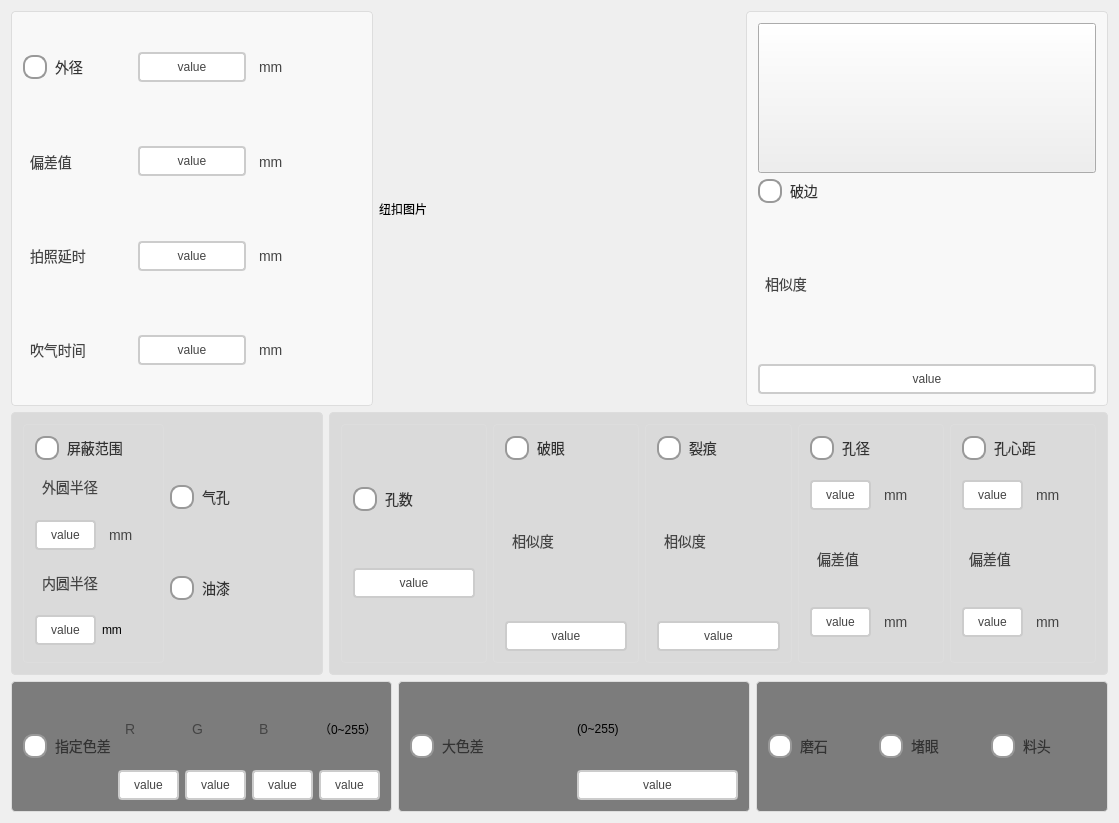
This is ButtonScanner/DlgProductSet.ui in WIND-ROAD-RUN/ButtonScanner as Qt 5 draws it before an edit. The edited form follows.
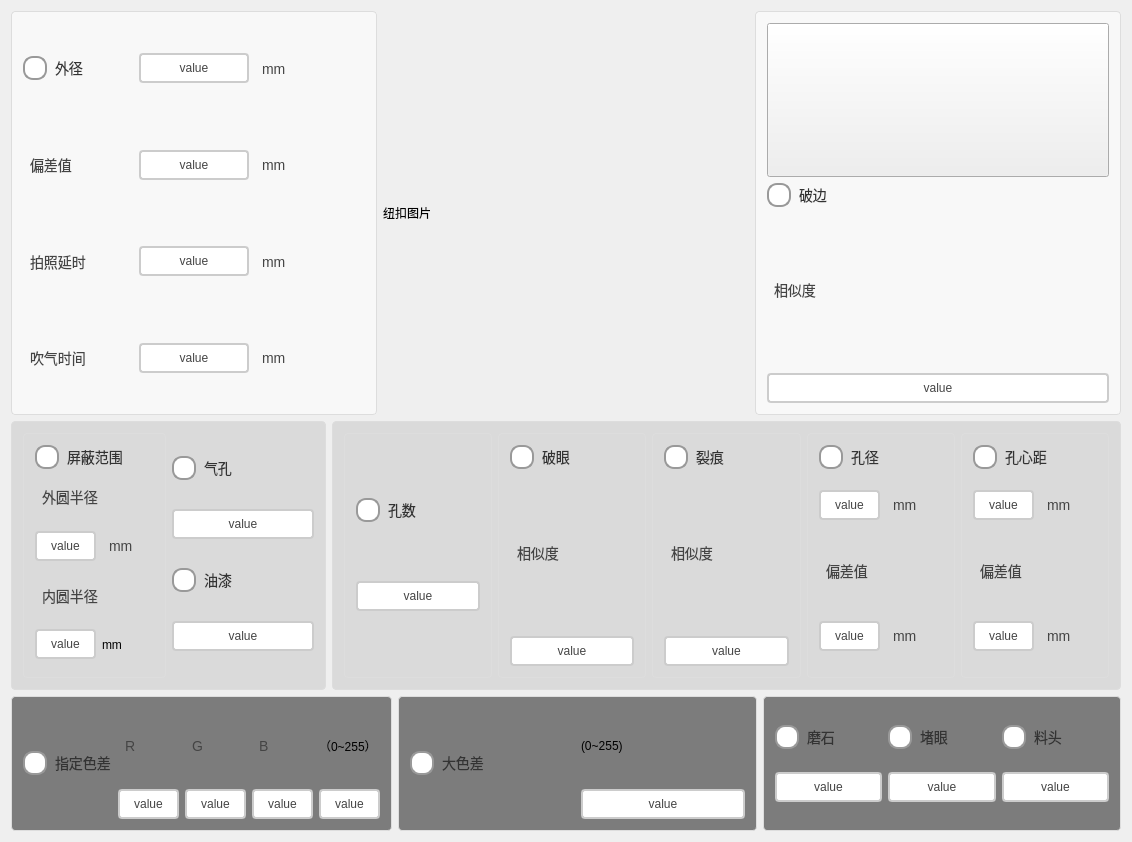
This is the edited form. Icons and pictures are not drawn.

Commit message:
更新 DlgProductSet.ui 文件控件布局和样式
修改对话框尺寸为 1132x842，添加对应的 QPushButton。
调整多个 QRadioButton 的布局为 QVBoxLayout，以优化控件组织。
为每个 QPushButton 设置样式表，保持文本属性不变。

Patch:
```diff
--- a/ButtonScanner/DlgProductSet.ui
+++ b/ButtonScanner/DlgProductSet.ui
@@ -6,8 +6,8 @@
    <rect>
     <x>0</x>
     <y>0</y>
-    <width>1119</width>
-    <height>823</height>
+    <width>1132</width>
+    <height>842</height>
    </rect>
   </property>
   <property name="windowTitle">
@@ -1623,6 +1623,32 @@
             </property>
            </widget>
           </item>
+          <item>
+           <widget class="QPushButton" name="rbtn_poreEnableScore">
+            <property name="styleSheet">
+             <string notr="true">QPushButton {
+    padding: 6px 14px;
+    border: 2px solid #CCC;
+    border-radius: 4px;
+    background-color: white;
+    color: #444;
+}
+
+QPushButton:hover {
+    border-color: #999;
+    background-color: #F5F5F5;
+}
+
+QPushButton:pressed {
+    border-color: #777;
+    background-color: #EEE;
+}</string>
+            </property>
+            <property name="text">
+             <string>value</string>
+            </property>
+           </widget>
+          </item>
           <item>
            <widget class="QRadioButton" name="rbtn_paintEnable">
             <property name="styleSheet">
@@ -1685,6 +1711,32 @@
             </property>
            </widget>
           </item>
+          <item>
+           <widget class="QPushButton" name="rbtn_paintEnableScore">
+            <property name="styleSheet">
+             <string notr="true">QPushButton {
+    padding: 6px 14px;
+    border: 2px solid #CCC;
+    border-radius: 4px;
+    background-color: white;
+    color: #444;
+}
+
+QPushButton:hover {
+    border-color: #999;
+    background-color: #F5F5F5;
+}
+
+QPushButton:pressed {
+    border-color: #777;
+    background-color: #EEE;
+}</string>
+            </property>
+            <property name="text">
+             <string>value</string>
+            </property>
+           </widget>
+          </item>
          </layout>
         </item>
        </layout>
@@ -3663,7 +3715,9 @@
        <property name="title">
         <string/>
        </property>
-       <layout class="QHBoxLayout" name="horizontalLayout_19">
+       <layout class="QHBoxLayout" name="horizontalLayout_3">
+        <item>
+         <layout class="QVBoxLayout" name="verticalLayout_15">
         <item>
          <widget class="QRadioButton" name="rbtn_grindStoneEnable">
           <property name="styleSheet">
@@ -3727,6 +3781,36 @@
          </widget>
         </item>
         <item>
+           <widget class="QPushButton" name="rbtn_grindStoneScore">
+            <property name="styleSheet">
+             <string notr="true">QPushButton {
+    padding: 6px 14px;
+    border: 2px solid #CCC;
+    border-radius: 4px;
+    background-color: white;
+    color: #444;
+}
+
+QPushButton:hover {
+    border-color: #999;
+    background-color: #F5F5F5;
+}
+
+QPushButton:pressed {
+    border-color: #777;
+    background-color: #EEE;
+}</string>
+            </property>
+            <property name="text">
+             <string>value</string>
+            </property>
+           </widget>
+          </item>
+         </layout>
+        </item>
+        <item>
+         <layout class="QVBoxLayout" name="verticalLayout_16">
+          <item>
          <widget class="QRadioButton" name="rbtn_blockEyeEnable">
           <property name="styleSheet">
            <string notr="true">QRadioButton {
@@ -3789,6 +3873,36 @@
          </widget>
         </item>
         <item>
+           <widget class="QPushButton" name="rbtn_blockEyeScore">
+            <property name="styleSheet">
+             <string notr="true">QPushButton {
+    padding: 6px 14px;
+    border: 2px solid #CCC;
+    border-radius: 4px;
+    background-color: white;
+    color: #444;
+}
+
+QPushButton:hover {
+    border-color: #999;
+    background-color: #F5F5F5;
+}
+
+QPushButton:pressed {
+    border-color: #777;
+    background-color: #EEE;
+}</string>
+            </property>
+            <property name="text">
+             <string>value</string>
+            </property>
+           </widget>
+          </item>
+         </layout>
+        </item>
+        <item>
+         <layout class="QVBoxLayout" name="verticalLayout_18">
+          <item>
          <widget class="QRadioButton" name="rbtn_materialHeadEnable">
           <property name="styleSheet">
            <string notr="true">QRadioButton {
@@ -3849,6 +3963,34 @@
            <string>料头</string>
           </property>
          </widget>
+          </item>
+          <item>
+           <widget class="QPushButton" name="rbtn_materialHeadScore">
+            <property name="styleSheet">
+             <string notr="true">QPushButton {
+    padding: 6px 14px;
+    border: 2px solid #CCC;
+    border-radius: 4px;
+    background-color: white;
+    color: #444;
+}
+
+QPushButton:hover {
+    border-color: #999;
+    background-color: #F5F5F5;
+}
+
+QPushButton:pressed {
+    border-color: #777;
+    background-color: #EEE;
+}</string>
+            </property>
+            <property name="text">
+             <string>value</string>
+            </property>
+           </widget>
+          </item>
+         </layout>
         </item>
        </layout>
       </widget>
```
Lines whose indentation alone changed are shown as unchanged.
